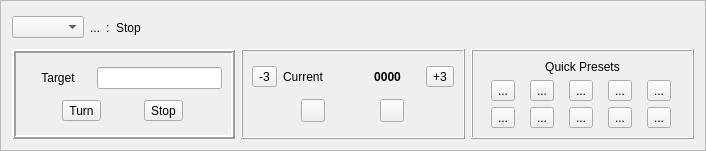
Old version of the form mqt/MqtLogger/rotcontrolframe.ui in the repository zsteva/backup-minos2.
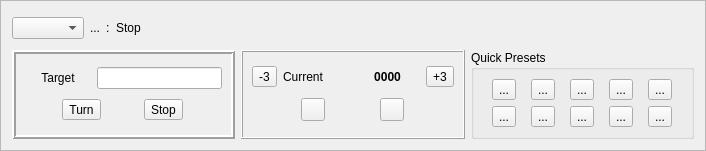
New version of the form.

```diff
--- a/mqt/MqtLogger/rotcontrolframe.ui
+++ b/mqt/MqtLogger/rotcontrolframe.ui
@@ -243,101 +243,80 @@
       </widget>
      </item>
      <item>
-      <widget class="QFrame" name="frame_3">
-       <property name="frameShape">
-        <enum>QFrame::Box</enum>
-       </property>
-       <property name="frameShadow">
-        <enum>QFrame::Raised</enum>
-       </property>
-       <layout class="QVBoxLayout" name="verticalLayout_4">
-        <item>
-         <widget class="QLabel" name="label_4">
-          <property name="text">
+      <widget class="QGroupBox" name="groupBox_3">
+       <property name="title">
            <string>Quick Presets</string>
           </property>
-          <property name="alignment">
-           <set>Qt::AlignCenter</set>
-          </property>
-         </widget>
-        </item>
-        <item>
-         <layout class="QHBoxLayout" name="horizontalLayout_6">
-          <item>
+       <layout class="QGridLayout" name="gridLayout">
+        <item row="0" column="0">
            <widget class="QToolButton" name="presetButton0">
             <property name="text">
              <string>...</string>
             </property>
            </widget>
           </item>
-          <item>
+        <item row="0" column="1">
            <widget class="QToolButton" name="presetButton1">
             <property name="text">
              <string>...</string>
             </property>
            </widget>
           </item>
-          <item>
+        <item row="0" column="2">
            <widget class="QToolButton" name="presetButton2">
             <property name="text">
              <string>...</string>
             </property>
            </widget>
           </item>
-          <item>
+        <item row="0" column="3">
            <widget class="QToolButton" name="presetButton3">
             <property name="text">
              <string>...</string>
             </property>
            </widget>
           </item>
-          <item>
+        <item row="0" column="4">
            <widget class="QToolButton" name="presetButton4">
             <property name="text">
              <string>...</string>
             </property>
            </widget>
           </item>
-         </layout>
-        </item>
-        <item>
-         <layout class="QHBoxLayout" name="horizontalLayout_8">
-          <item>
+        <item row="1" column="0">
            <widget class="QToolButton" name="presetButton5">
             <property name="text">
              <string>...</string>
             </property>
            </widget>
           </item>
-          <item>
+        <item row="1" column="1">
            <widget class="QToolButton" name="presetButton6">
             <property name="text">
              <string>...</string>
             </property>
            </widget>
           </item>
-          <item>
+        <item row="1" column="2">
            <widget class="QToolButton" name="presetButton7">
             <property name="text">
              <string>...</string>
             </property>
            </widget>
           </item>
-          <item>
+        <item row="1" column="3">
            <widget class="QToolButton" name="presetButton8">
             <property name="text">
              <string>...</string>
             </property>
            </widget>
           </item>
-          <item>
+        <item row="1" column="4">
            <widget class="QToolButton" name="presetButton9">
             <property name="text">
              <string>...</string>
             </property>
            </widget>
-          </item>
-         </layout>
         </item>
        </layout>
       </widget>
```
Lines whose indentation alone changed are shown as unchanged.
